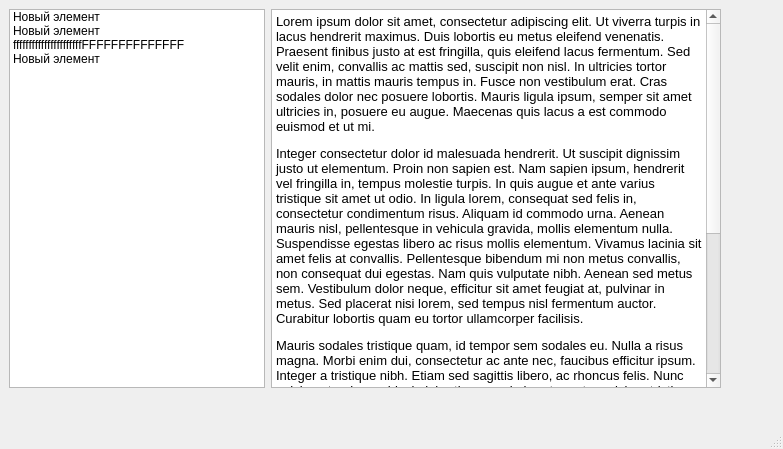
First picture: the form in ui/reference.ui, repository dalbsyn/cursovoi-project-1, before the edit.
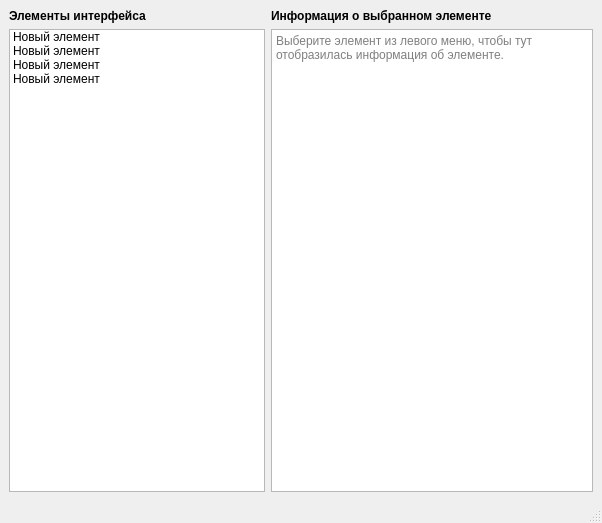
Second picture: the form after the edit.

Commit message: - Исправлено справочное окно. Теперь меняет размеры нормально; - Добавлено окно управления моделями.

```diff
--- a/ui/reference.ui
+++ b/ui/reference.ui
@@ -6,98 +6,76 @@
    <rect>
     <x>0</x>
     <y>0</y>
-    <width>783</width>
-    <height>449</height>
+    <width>602</width>
+    <height>523</height>
    </rect>
   </property>
-  <property name="sizePolicy">
-   <sizepolicy hsizetype="Preferred" vsizetype="Preferred">
-    <horstretch>0</horstretch>
-    <verstretch>0</verstretch>
-   </sizepolicy>
-  </property>
   <property name="windowTitle">
    <string>Справка</string>
   </property>
-  <property name="autoFillBackground">
-   <bool>false</bool>
-  </property>
   <widget class="QWidget" name="centralwidget">
-   <property name="sizePolicy">
-    <sizepolicy hsizetype="Preferred" vsizetype="Preferred">
-     <horstretch>0</horstretch>
-     <verstretch>0</verstretch>
-    </sizepolicy>
-   </property>
-   <property name="maximumSize">
-    <size>
-     <width>730</width>
-     <height>397</height>
-    </size>
-   </property>
-   <layout class="QHBoxLayout" name="horizontalLayout_3">
-    <item>
-     <widget class="QListWidget" name="listWidget">
-      <property name="sizePolicy">
-       <sizepolicy hsizetype="Fixed" vsizetype="Minimum">
-        <horstretch>0</horstretch>
-        <verstretch>0</verstretch>
-       </sizepolicy>
+   <layout class="QGridLayout" name="gridLayout">
+    <item row="0" column="1">
+     <widget class="QLabel" name="label_2">
+      <property name="font">
+       <font>
+        <weight>75</weight>
+        <bold>true</bold>
+       </font>
       </property>
-      <property name="sizeAdjustPolicy">
-       <enum>QAbstractScrollArea::AdjustIgnored</enum>
+      <property name="text">
+       <string>Информация о выбранном элементе</string>
       </property>
-      <item>
-       <property name="text">
-        <string>Новый элемент</string>
-       </property>
-      </item>
-      <item>
-       <property name="text">
-        <string>Новый элемент</string>
-       </property>
-      </item>
-      <item>
-       <property name="text">
-        <string>ffffffffffffffffffffffFFFFFFFFFFFFFF</string>
-       </property>
-      </item>
-      <item>
-       <property name="text">
-        <string>Новый элемент</string>
-       </property>
-      </item>
      </widget>
     </item>
-    <item>
+    <item row="0" column="0">
+     <widget class="QLabel" name="label">
+      <property name="font">
+       <font>
+        <weight>75</weight>
+        <bold>true</bold>
+       </font>
+      </property>
+      <property name="text">
+       <string>Элементы интерфейса</string>
+      </property>
+     </widget>
+    </item>
+    <item row="1" column="1">
      <widget class="QTextBrowser" name="textBrowser">
+      <property name="placeholderText">
+       <string>Выберите элемент из левого меню, чтобы тут отобразилась информация об элементе.</string>
+      </property>
+     </widget>
+    </item>
+    <item row="1" column="0">
+     <widget class="QListWidget" name="listWidget">
       <property name="sizePolicy">
-       <sizepolicy hsizetype="Minimum" vsizetype="Expanding">
+       <sizepolicy hsizetype="Maximum" vsizetype="Expanding">
         <horstretch>0</horstretch>
         <verstretch>0</verstretch>
        </sizepolicy>
       </property>
-      <property name="font">
-       <font>
-        <italic>false</italic>
-       </font>
-      </property>
-      <property name="layoutDirection">
-       <enum>Qt::LeftToRight</enum>
-      </property>
-      <property name="sizeAdjustPolicy">
-       <enum>QAbstractScrollArea::AdjustToContentsOnFirstShow</enum>
-      </property>
-      <property name="html">
-       <string>&lt;!DOCTYPE HTML PUBLIC &quot;-//W3C//DTD HTML 4.0//EN&quot; &quot;http://www.w3.org/TR/REC-html40/strict.dtd&quot;&gt;
-&lt;html&gt;&lt;head&gt;&lt;meta name=&quot;qrichtext&quot; content=&quot;1&quot; /&gt;&lt;style type=&quot;text/css&quot;&gt;
-p, li { white-space: pre-wrap; }
-&lt;/style&gt;&lt;/head&gt;&lt;body style=&quot; font-family:'Noto Sans'; font-size:10pt; font-weight:400; font-style:normal;&quot;&gt;
-&lt;p style=&quot; margin-top:12px; margin-bottom:12px; margin-left:0px; margin-right:0px; -qt-block-indent:0; text-indent:0px;&quot;&gt;&lt;a name=&quot;lipsum&quot;&gt;&lt;/a&gt;Lorem ipsum dolor sit amet, consectetur adipiscing elit. Ut viverra turpis in lacus hendrerit maximus. Duis lobortis eu metus eleifend venenatis. Praesent finibus justo at est fringilla, quis eleifend lacus fermentum. Sed velit enim, convallis ac mattis sed, suscipit non nisl. In ultricies tortor mauris, in mattis mauris tempus in. Fusce non vestibulum erat. Cras sodales dolor nec posuere lobortis. Mauris ligula ipsum, semper sit amet ultricies in, posuere eu augue. Maecenas quis lacus a est commodo euismod et ut mi. &lt;/p&gt;
-&lt;p style=&quot; margin-top:12px; margin-bottom:12px; margin-left:0px; margin-right:0px; -qt-block-indent:0; text-indent:0px;&quot;&gt;Integer consectetur dolor id malesuada hendrerit. Ut suscipit dignissim justo ut elementum. Proin non sapien est. Nam sapien ipsum, hendrerit vel fringilla in, tempus molestie turpis. In quis augue et ante varius tristique sit amet ut odio. In ligula lorem, consequat sed felis in, consectetur condimentum risus. Aliquam id commodo urna. Aenean mauris nisl, pellentesque in vehicula gravida, mollis elementum nulla. Suspendisse egestas libero ac risus mollis elementum. Vivamus lacinia sit amet felis at convallis. Pellentesque bibendum mi non metus convallis, non consequat dui egestas. Nam quis vulputate nibh. Aenean sed metus sem. Vestibulum dolor neque, efficitur sit amet feugiat at, pulvinar in metus. Sed placerat nisi lorem, sed tempus nisl fermentum auctor. Curabitur lobortis quam eu tortor ullamcorper facilisis. &lt;/p&gt;
-&lt;p style=&quot; margin-top:12px; margin-bottom:12px; margin-left:0px; margin-right:0px; -qt-block-indent:0; text-indent:0px;&quot;&gt;Mauris sodales tristique quam, id tempor sem sodales eu. Nulla a risus magna. Morbi enim dui, consectetur ac ante nec, faucibus efficitur ipsum. Integer a tristique nibh. Etiam sed sagittis libero, ac rhoncus felis. Nunc pulvinar, turpis a vehicula lobortis, ex orci pharetra ante, pulvinar tristique justo ipsum non lectus. Nam turpis enim, ultrices sed hendrerit at, varius vel sem. Class aptent taciti sociosqu ad litora torquent per conubia nostra, per inceptos himenaeos. Nulla interdum velit id nunc posuere bibendum. Mauris nec dolor urna. Cras consequat accumsan ligula fringilla aliquam. Phasellus at condimentum ex. &lt;/p&gt;
-&lt;p style=&quot; margin-top:12px; margin-bottom:12px; margin-left:0px; margin-right:0px; -qt-block-indent:0; text-indent:0px;&quot;&gt;Vivamus semper eros et faucibus ultrices. Aenean placerat placerat lorem, et rutrum magna imperdiet ac. Fusce gravida dolor ligula, quis tristique lacus mattis ornare. Maecenas non felis efficitur, luctus risus quis, consequat nunc. Phasellus sollicitudin nibh at enim tempus malesuada. Curabitur ultrices augue ac malesuada cursus. Mauris pharetra non nunc ac tincidunt. Mauris aliquet dolor ac lacus faucibus, vel luctus enim dignissim. In sit amet tincidunt diam. Nulla blandit elementum quam eget semper. Fusce non sollicitudin velit, in egestas mauris. Nunc maximus massa velit, id sodales neque lacinia id. Proin egestas ligula malesuada purus auctor, quis vestibulum magna cursus. &lt;/p&gt;&lt;/body&gt;&lt;/html&gt;</string>
-      </property>
+      <item>
+       <property name="text">
+        <string>Новый элемент</string>
+       </property>
+      </item>
+      <item>
+       <property name="text">
+        <string>Новый элемент</string>
+       </property>
+      </item>
+      <item>
+       <property name="text">
+        <string>Новый элемент</string>
+       </property>
+      </item>
+      <item>
+       <property name="text">
+        <string>Новый элемент</string>
+       </property>
+      </item>
      </widget>
     </item>
    </layout>
```
Left out of the diff: 4 changed lines with no effect on the pictures. The commit also changes 1 other file.
